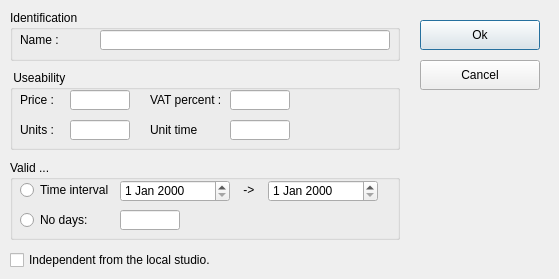
The window that client/dlgpatientcardtypeedit.ui (tbikfalvi/Belenus) describes before a commit, drawn with Qt 5.
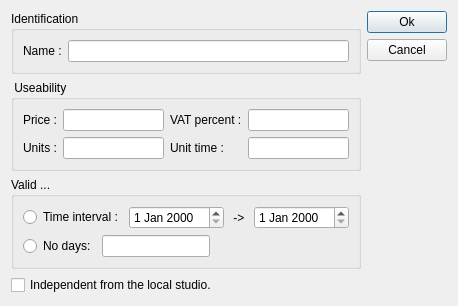
The same window after the commit.

Commit message: Dialog layout-ozas ... haaaat eleg ronda igy :-|

Diff of the .ui file:
```diff
--- a/client/dlgpatientcardtypeedit.ui
+++ b/client/dlgpatientcardtypeedit.ui
@@ -6,83 +6,43 @@
    <rect>
     <x>0</x>
     <y>0</y>
-    <width>559</width>
+    <width>426</width>
     <height>279</height>
    </rect>
   </property>
   <property name="windowTitle">
    <string>Dialog</string>
   </property>
-  <widget class="QCheckBox" name="checkIndependent">
-   <property name="geometry">
-    <rect>
-     <x>10</x>
-     <y>250</y>
-     <width>220</width>
-     <height>20</height>
-    </rect>
-   </property>
-   <property name="text">
-    <string>Independent from the local studio.</string>
-   </property>
-  </widget>
+  <layout class="QHBoxLayout" name="horizontalLayout_4">
+   <item>
+    <layout class="QVBoxLayout" name="verticalLayout_2">
+     <item>
   <widget class="QGroupBox" name="gbIdentification">
-   <property name="geometry">
-    <rect>
-     <x>10</x>
-     <y>10</y>
-     <width>390</width>
-     <height>51</height>
-    </rect>
-   </property>
    <property name="title">
     <string>Identification </string>
    </property>
-   <widget class="QLineEdit" name="ledName">
-    <property name="geometry">
-     <rect>
-      <x>90</x>
-      <y>20</y>
-      <width>290</width>
-      <height>20</height>
-     </rect>
-    </property>
-   </widget>
+       <layout class="QHBoxLayout" name="horizontalLayout">
+        <item>
    <widget class="QLabel" name="lblName">
-    <property name="geometry">
-     <rect>
-      <x>10</x>
-      <y>20</y>
-      <width>60</width>
-      <height>20</height>
-     </rect>
-    </property>
     <property name="text">
      <string>Name :</string>
     </property>
    </widget>
-  </widget>
+        </item>
+        <item>
+         <widget class="QLineEdit" name="ledName"/>
+        </item>
+       </layout>
+      </widget>
+     </item>
+     <item>
   <widget class="QGroupBox" name="gbUse">
-   <property name="geometry">
-    <rect>
-     <x>10</x>
-     <y>70</y>
-     <width>390</width>
-     <height>80</height>
-    </rect>
-   </property>
    <property name="title">
     <string> Useability </string>
    </property>
+       <layout class="QGridLayout" name="gridLayout">
+        <item row="0" column="0">
    <widget class="QLabel" name="lblPrice">
-    <property name="geometry">
-     <rect>
-      <x>10</x>
-      <y>20</y>
-      <width>46</width>
-      <height>20</height>
-     </rect>
-    </property>
     <property name="text">
      <string>Price :</string>
     </property>
@@ -90,177 +50,129 @@
      <enum>Qt::AutoText</enum>
     </property>
    </widget>
-   <widget class="QLineEdit" name="ledPrice">
-    <property name="geometry">
-     <rect>
-      <x>60</x>
-      <y>20</y>
-      <width>60</width>
-      <height>20</height>
-     </rect>
-    </property>
-   </widget>
+        </item>
+        <item row="0" column="1">
+         <widget class="QLineEdit" name="ledPrice"/>
+        </item>
+        <item row="0" column="2">
+         <widget class="QLabel" name="lblVatpercent">
+          <property name="text">
+           <string>VAT percent :</string>
+          </property>
+         </widget>
+        </item>
+        <item row="0" column="3">
+         <widget class="QLineEdit" name="ledVatpercent"/>
+        </item>
+        <item row="1" column="0">
    <widget class="QLabel" name="lblUnits">
-    <property name="geometry">
-     <rect>
-      <x>10</x>
-      <y>50</y>
-      <width>46</width>
-      <height>20</height>
-     </rect>
-    </property>
     <property name="text">
      <string>Units :</string>
     </property>
    </widget>
-   <widget class="QLineEdit" name="ledUnits">
-    <property name="geometry">
-     <rect>
-      <x>60</x>
-      <y>50</y>
-      <width>60</width>
-      <height>20</height>
-     </rect>
-    </property>
-   </widget>
+        </item>
+        <item row="1" column="1">
+         <widget class="QLineEdit" name="ledUnits"/>
+        </item>
+        <item row="1" column="2">
    <widget class="QLabel" name="lblUnitTime">
-    <property name="geometry">
-     <rect>
-      <x>140</x>
-      <y>50</y>
-      <width>50</width>
-      <height>20</height>
-     </rect>
-    </property>
     <property name="text">
      <string>Unit time :</string>
     </property>
    </widget>
-   <widget class="QLineEdit" name="ledUnitTime">
-    <property name="geometry">
-     <rect>
-      <x>220</x>
-      <y>50</y>
-      <width>60</width>
-      <height>20</height>
-     </rect>
-    </property>
-   </widget>
-   <widget class="QLabel" name="lblVatpercent">
-    <property name="geometry">
-     <rect>
-      <x>140</x>
-      <y>20</y>
-      <width>70</width>
-      <height>20</height>
-     </rect>
-    </property>
-    <property name="text">
-     <string>VAT percent :</string>
-    </property>
-   </widget>
-   <widget class="QLineEdit" name="ledVatpercent">
-    <property name="geometry">
-     <rect>
-      <x>220</x>
-      <y>20</y>
-      <width>60</width>
-      <height>20</height>
-     </rect>
-    </property>
-   </widget>
-  </widget>
+        </item>
+        <item row="1" column="3">
+         <widget class="QLineEdit" name="ledUnitTime"/>
+        </item>
+       </layout>
+      </widget>
+     </item>
+     <item>
   <widget class="QGroupBox" name="gbValid">
-   <property name="geometry">
-    <rect>
-     <x>10</x>
-     <y>160</y>
-     <width>390</width>
-     <height>80</height>
-    </rect>
-   </property>
    <property name="title">
     <string>Valid ...</string>
    </property>
+       <layout class="QVBoxLayout" name="verticalLayout">
+        <item>
+         <layout class="QHBoxLayout" name="horizontalLayout_2">
+          <item>
    <widget class="QRadioButton" name="rbInterval">
-    <property name="geometry">
-     <rect>
-      <x>10</x>
-      <y>20</y>
-      <width>90</width>
-      <height>20</height>
-     </rect>
-    </property>
     <property name="text">
      <string>Time interval :</string>
     </property>
    </widget>
-   <widget class="QRadioButton" name="rbDays">
-    <property name="geometry">
-     <rect>
-      <x>10</x>
-      <y>50</y>
-      <width>82</width>
-      <height>20</height>
-     </rect>
-    </property>
-    <property name="text">
-     <string>No days:</string>
-    </property>
-   </widget>
-   <widget class="QDateEdit" name="deValidDateFrom">
-    <property name="geometry">
-     <rect>
-      <x>110</x>
-      <y>20</y>
-      <width>110</width>
-      <height>22</height>
-     </rect>
-    </property>
-   </widget>
+          </item>
+          <item>
+           <widget class="QDateEdit" name="deValidDateFrom"/>
+          </item>
+          <item>
    <widget class="QLabel" name="lblFromTo">
-    <property name="geometry">
-     <rect>
-      <x>230</x>
-      <y>20</y>
-      <width>20</width>
-      <height>20</height>
-     </rect>
+            <property name="sizePolicy">
+             <sizepolicy hsizetype="Fixed" vsizetype="Preferred">
+              <horstretch>0</horstretch>
+              <verstretch>0</verstretch>
+             </sizepolicy>
     </property>
     <property name="text">
      <string> -&gt; </string>
     </property>
    </widget>
-   <widget class="QDateEdit" name="deValidDateTo">
-    <property name="geometry">
-     <rect>
-      <x>258</x>
-      <y>20</y>
-      <width>110</width>
-      <height>22</height>
-     </rect>
-    </property>
-   </widget>
+          </item>
+          <item>
+           <widget class="QDateEdit" name="deValidDateTo"/>
+          </item>
+         </layout>
+        </item>
+        <item>
+         <layout class="QHBoxLayout" name="horizontalLayout_3">
+          <item>
+           <widget class="QRadioButton" name="rbDays">
+            <property name="text">
+             <string>No days:</string>
+            </property>
+           </widget>
+          </item>
+          <item>
    <widget class="QLineEdit" name="ledValidDays">
-    <property name="geometry">
-     <rect>
-      <x>110</x>
-      <y>50</y>
-      <width>60</width>
-      <height>20</height>
-     </rect>
-    </property>
-   </widget>
-  </widget>
+            <property name="sizePolicy">
+             <sizepolicy hsizetype="Minimum" vsizetype="Fixed">
+              <horstretch>0</horstretch>
+              <verstretch>0</verstretch>
+             </sizepolicy>
+            </property>
+           </widget>
+          </item>
+          <item>
+           <spacer name="horizontalSpacer">
+            <property name="orientation">
+             <enum>Qt::Horizontal</enum>
+            </property>
+            <property name="sizeHint" stdset="0">
+             <size>
+              <width>248</width>
+              <height>17</height>
+             </size>
+            </property>
+           </spacer>
+          </item>
+         </layout>
+        </item>
+       </layout>
+      </widget>
+     </item>
+     <item>
+      <widget class="QCheckBox" name="checkIndependent">
+       <property name="text">
+        <string>Independent from the local studio.</string>
+       </property>
+      </widget>
+     </item>
+    </layout>
+   </item>
+   <item>
+    <layout class="QVBoxLayout" name="verticalLayout_3">
+     <item>
   <widget class="QPushButton" name="pbSave">
-   <property name="geometry">
-    <rect>
-     <x>420</x>
-     <y>20</y>
-     <width>120</width>
-     <height>30</height>
-    </rect>
-   </property>
    <property name="text">
     <string>Ok</string>
    </property>
@@ -271,15 +183,9 @@
     </size>
    </property>
   </widget>
+     </item>
+     <item>
   <widget class="QPushButton" name="pbCancel">
-   <property name="geometry">
-    <rect>
-     <x>420</x>
-     <y>60</y>
-     <width>120</width>
-     <height>30</height>
-    </rect>
-   </property>
    <property name="text">
     <string>Cancel</string>
    </property>
@@ -290,6 +196,23 @@
     </size>
    </property>
   </widget>
+     </item>
+     <item>
+      <spacer name="verticalSpacer">
+       <property name="orientation">
+        <enum>Qt::Vertical</enum>
+       </property>
+       <property name="sizeHint" stdset="0">
+        <size>
+         <width>20</width>
+         <height>168</height>
+        </size>
+       </property>
+      </spacer>
+     </item>
+    </layout>
+   </item>
+  </layout>
  </widget>
  <tabstops>
   <tabstop>ledName</tabstop>
```
Lines whose indentation alone changed are shown as unchanged. The commit also changes 8 other files.
